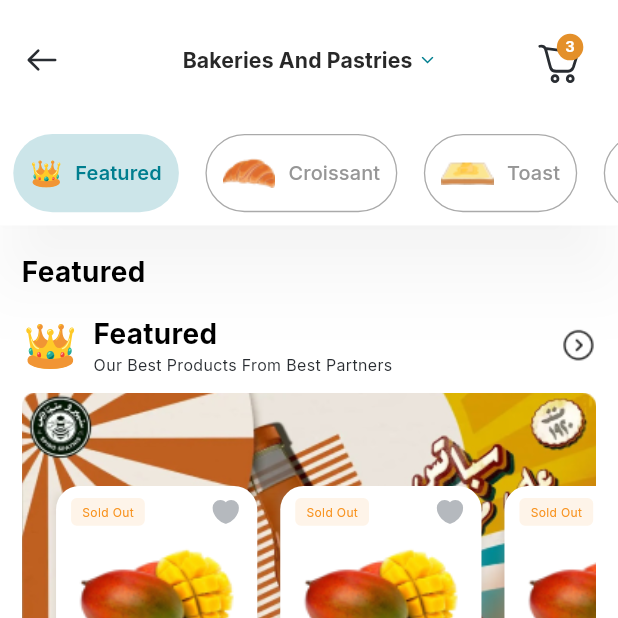
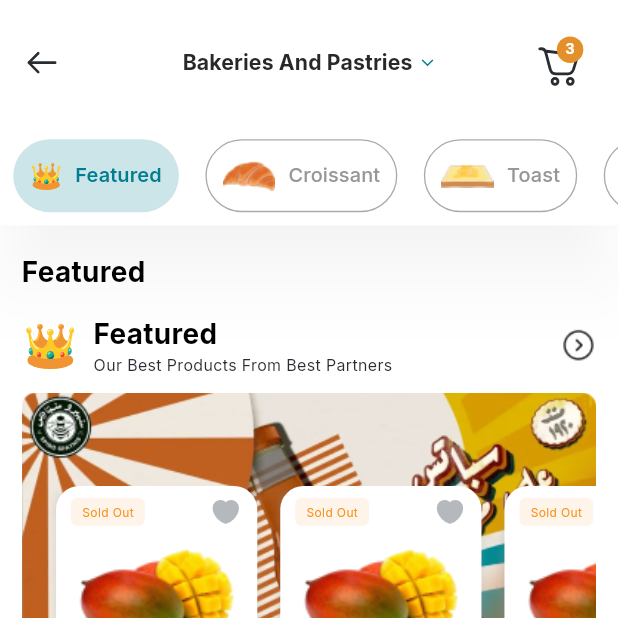
Before and after one commit to Abedelrhman-Kassem/helioples, a Flutter app: the CategoriesScreen screen opened by its route, on a phone screen of 412 x 824 dp, the top half of it. Run offline on Flutter 3.47's test engine with Material 3 defaults, Android fonts, the phone set to English and light mode, and no system bars; drawn by our look-alikes of buttons_tabbar; our stand-ins replace bloc, cached_network_image, carousel_slider, confetti, dartz, dio and 19 more; missing offline and left inert: dart:ffi, flag; accounts and stored records are empty; project files that could hold a hidden picture were left out.

```diff
--- a/lib/features/Categories/presentation/view/categories_screen.dart
+++ b/lib/features/Categories/presentation/view/categories_screen.dart
@@ -118,7 +118,7 @@ class _CategoriesScreenState extends State<CategoriesScreen> {
                   ],
                   bottom: ButtonsTabBar(
                     splashColor: MyColors.mainColor,
-                    height: 79.h,
+                    height: 75.h,
                     backgroundColor: const Color.fromRGBO(204, 229, 233, 1),
                     unselectedBackgroundColor: Colors.white,
                     unselectedBorderColor:
```
Also changed, not shown: 1 other file.
